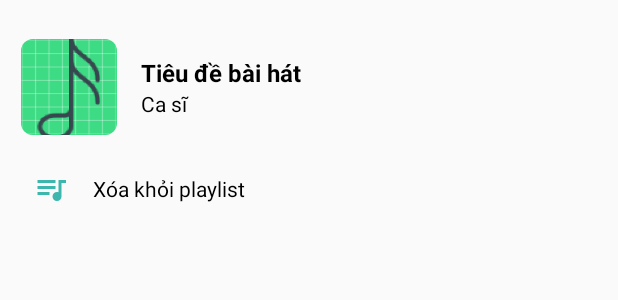
After one commit to caotrongtin99/Android-Group03, an Android app: the layout bottom_sheet_option_song_playlist.xml on its own in the app's theme, with its tools: preview values and no code run, on a phone screen of 412 x 824 dp. The commit adds this screen. Shown: the top 300 px of the screen. Run offline under Robolectric (Android 15) with nearby library versions, the phone set to English and light mode, and no system bars.

Commit message:
add songs to playlists

```diff
--- a/MusicApp/app/src/main/java/com/example/musicapp/EditNameDialogFragment.java
+++ b/MusicApp/app/src/main/java/com/example/musicapp/EditNameDialogFragment.java
@@ -17,6 +17,7 @@ import androidx.fragment.app.DialogFragment;
 import com.example.musicapp.db.DatabaseManager;
 import com.example.musicapp.listsong.FragmentListSong;
 import com.example.musicapp.listsong.SongModel;
+import com.example.musicapp.playlist.FragmentPlaylist;
 
 import org.greenrobot.eventbus.EventBus;
 
@@ -73,6 +74,7 @@ public class EditNameDialogFragment extends DialogFragment {
                 contentValues.put(SongModel.COLUMN_TITLE, mCurrentSong.getTitle());
                 long id = db.update(SongModel.TABLE_NAME, contentValues, SongModel.COLUMN_ID + " =? ", new String[]{String.valueOf(mCurrentSong.getId())});
                 FragmentListSong.refresh();
+                //FragmentPlaylist.refreshPlaylist();
                 getDialog().dismiss();
             }
         });
--- a/MusicApp/app/src/main/java/com/example/musicapp/artists/ArtistFragment.java
+++ b/MusicApp/app/src/main/java/com/example/musicapp/artists/ArtistFragment.java
@@ -98,7 +98,7 @@ public class ArtistFragment extends Fragment{
         return view;
     }
 
-    private void refreshListArtist(){
+    public void refreshListArtist(){
         artists.clear();
         adapter.notifyDataSetChanged();
         artists.addAll(ArtistProvider.getArtistModelPaging(context, searchValue, 0, 20));
--- a/MusicApp/app/src/main/java/com/example/musicapp/playlist/FragmentDialogEditPlaylist.java
+++ b/MusicApp/app/src/main/java/com/example/musicapp/playlist/FragmentDialogEditPlaylist.java
@@ -103,6 +103,7 @@ public class FragmentDialogEditPlaylist extends DialogFragment implements View.O
                     Toast.makeText(getActivity().getApplicationContext(), "Sửa tiêu đề thành công", Toast.LENGTH_LONG).show();
                     mPlaylistSongActivity.refreshTitlePlaylist(mCurrentPlaylist.getTitle());
                     FragmentPlaylist.refreshPlaylist();
+                    FragmentPlaylist.refreshPlaylist();
                 } else {
                     Toast.makeText(getActivity().getApplicationContext(), "Thất bại", Toast.LENGTH_LONG).show();
                 }
--- a/MusicApp/app/src/main/res/layout/bottom_sheet_option_song.xml
+++ b/MusicApp/app/src/main/res/layout/bottom_sheet_option_song.xml
@@ -108,7 +108,7 @@
                 android:layout_height="wrap_content"
                 android:layout_gravity="center|left"
                 android:layout_marginRight="@dimen/margin_size_snormal"
-                app:srcCompat="@drawable/ic_music_note_black_24dp" />
+                app:srcCompat="@drawable/ic_queue_music_black_24dp" />
 
             <TextView
                 android:layout_width="wrap_content"
--- /dev/null
+++ b/MusicApp/app/src/main/res/layout/bottom_sheet_option_song_playlist.xml
@@ -0,0 +1,96 @@
+<?xml version="1.0" encoding="utf-8"?>
+<LinearLayout xmlns:android="http://schemas.android.com/apk/res/android"
+    xmlns:app="http://schemas.android.com/apk/res-auto"
+    xmlns:tools="http://schemas.android.com/tools"
+    android:layout_width="match_parent"
+    android:layout_height="match_parent"
+    android:background="@color/colorTranparent"
+    android:orientation="vertical"
+    android:padding="@dimen/text_size_normal">
+
+    <LinearLayout
+        android:layout_width="match_parent"
+        android:layout_height="wrap_content"
+        android:orientation="horizontal"
+        android:paddingTop="@dimen/margin_size_snormal"
+        android:paddingBottom="@dimen/margin_size_normal">
+
+        <androidx.cardview.widget.CardView
+            android:layout_width="@dimen/image_optiton_sheet"
+            android:layout_height="@dimen/image_optiton_sheet"
+            android:layout_marginTop="@dimen/margin_size_small"
+            android:layout_marginRight="@dimen/margin_size_snormal"
+            android:layout_marginBottom="@dimen/margin_size_small"
+            app:cardBackgroundColor="@color/colorBlackGlassLight"
+            app:cardCornerRadius="@dimen/border_radius_small"
+            app:cardElevation="0dp"
+            app:cardUseCompatPadding="false"
+            app:contentPadding="0dp">
+
+            <ImageView
+                android:id="@+id/imgSong"
+                android:layout_width="@dimen/image_optiton_sheet"
+                android:layout_height="@dimen/image_optiton_sheet"
+                android:adjustViewBounds="true"
+                android:scaleType="centerCrop"
+                tools:srcCompat="@mipmap/music_128" />
+
+        </androidx.cardview.widget.CardView>
+
+        <LinearLayout
+            android:layout_width="wrap_content"
+            android:layout_height="wrap_content"
+            android:layout_gravity="center_vertical"
+            android:gravity="center_vertical"
+            android:orientation="vertical"
+            android:paddingHorizontal="@dimen/margin_size_snormal">
+
+            <TextView
+                android:id="@+id/txtTitleSong"
+                android:layout_width="match_parent"
+                android:layout_height="wrap_content"
+                android:text="Tiêu đề bài hát"
+                android:textColor="@color/black"
+                android:textSize="@dimen/text_size_xnormal"
+                android:textStyle="bold" />
+
+            <TextView
+                android:id="@+id/txtArtist"
+                android:layout_width="match_parent"
+                android:layout_height="wrap_content"
+                android:text="Ca sĩ"
+                android:textColor="@color/black"
+                android:textSize="@dimen/text_size_normal" />
+        </LinearLayout>
+
+
+    </LinearLayout>
+
+    <TableLayout
+        android:layout_width="match_parent"
+        android:layout_height="wrap_content"
+         >
+        <TableRow
+            android:id="@+id/btnDeleteSongInPlaylist"
+            android:clickable="true"
+            android:foreground="?attr/selectableItemBackground"
+            android:padding="@dimen/margin_size_snormal">
+
+            <ImageView
+                android:layout_width="wrap_content"
+                android:layout_height="wrap_content"
+                android:layout_gravity="center|left"
+                android:layout_marginRight="@dimen/margin_size_snormal"
+                app:srcCompat="@drawable/ic_queue_music_black_24dp" />
+
+            <TextView
+                android:layout_width="wrap_content"
+                android:layout_height="wrap_content"
+                android:layout_gravity="center_vertical"
+                android:text="Xóa khỏi playlist"
+                android:textColor="@color/black"
+                android:textSize="@dimen/text_size_normal" />
+
+        </TableRow>
+    </TableLayout>
+</LinearLayout>
```
Also changed, not shown: MusicApp/app/src/main/java/com/example/musicapp/BottomSheetOptionSongPlaylist.java (added, +91 -0 lines), MusicApp/app/src/main/java/com/example/musicapp/PlaylistFragment.java (deleted, +0 -15 lines), MusicApp/app/src/main/java/com/example/musicapp/playlist/FragmentPlaylist.java (+8 -9 lines), MusicApp/app/src/main/java/com/example/musicapp/playlist/PlaylistSongActivity.java (+10 -13 lines), MusicApp/app/src/main/res/layout/layout_item_song_playlist.xml (+4 -4 lines).
